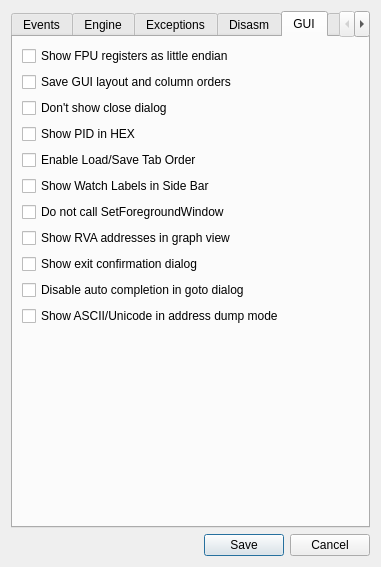
This is src/gui/Src/Gui/SettingsDialog.ui in x64dbg/x64dbg as Qt 5 draws it before an edit. The edited form follows.
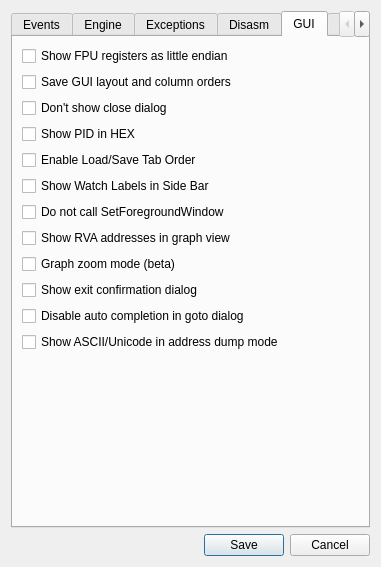
This is the edited form. The open tabs and pages were chosen to show the change. Icons and pictures are not drawn.

Commit message: Graph zoom mode feature

The edit to the form file:
```diff
--- a/src/gui/Src/Gui/SettingsDialog.ui
+++ b/src/gui/Src/Gui/SettingsDialog.ui
@@ -692,6 +692,13 @@
          </property>
         </widget>
        </item>
+       <item>
+        <widget class="QCheckBox" name="chkGraphZoomMode">
+         <property name="text">
+          <string>Graph zoom mode (beta)</string>
+         </property>
+        </widget>
+       </item>
        <item>
         <widget class="QCheckBox" name="chkShowExitConfirmation">
          <property name="text">
```
Left out of the diff: 8 changed lines with no effect on the pictures. The commit also changes 10 other files.
